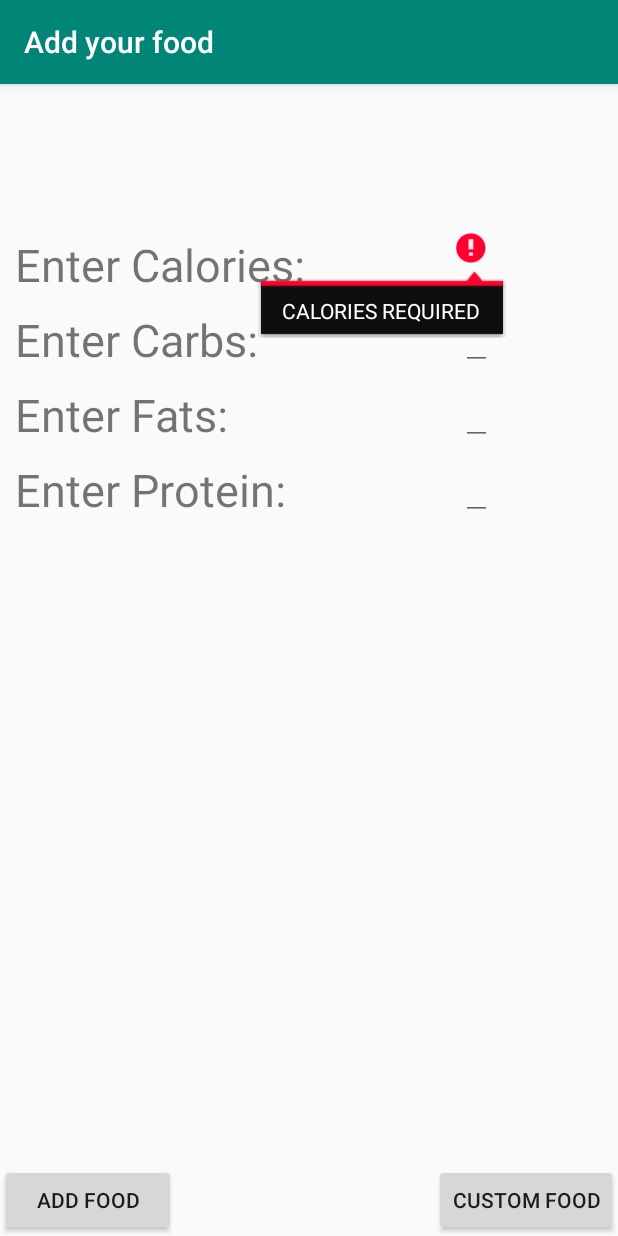
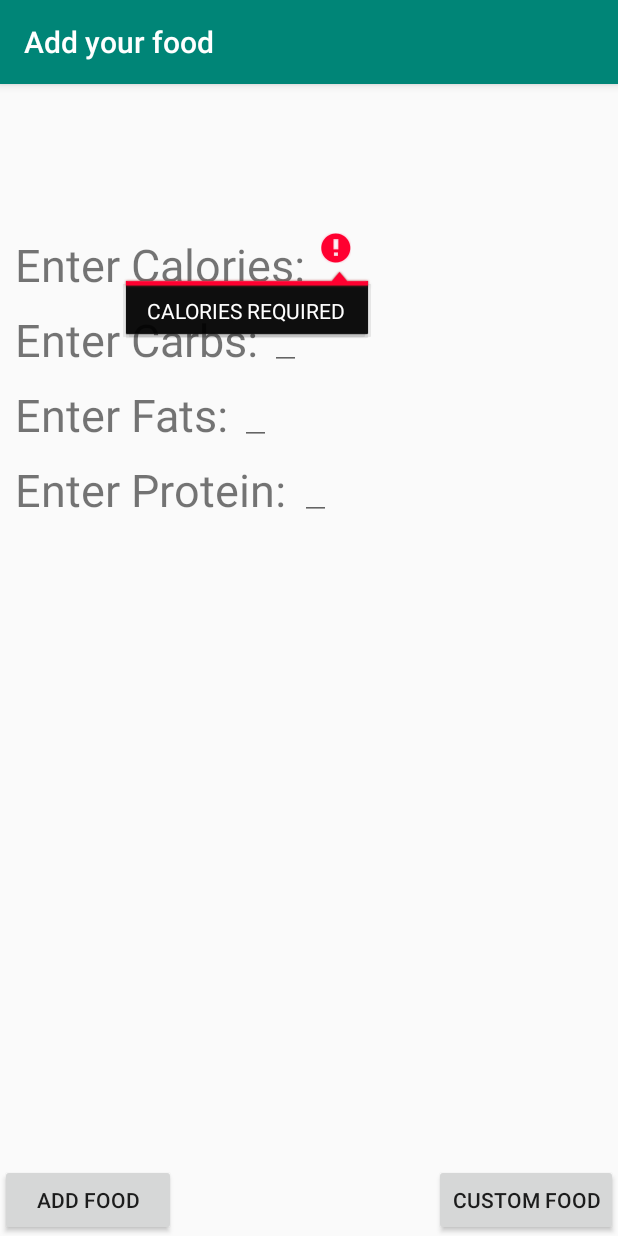
Before and after one commit to kmai1/CS125FinalProject, an Android app: the addFoodScreen screen opened directly, with no data from a screen before it, after a tap on "ADD FOOD", on a phone screen of 412 x 824 dp. Run offline under Robolectric (Android 15) with nearby library versions, the phone set to English and light mode, and no system bars.

```diff
--- a/app/src/main/res/layout/activity_food_screen.xml
+++ b/app/src/main/res/layout/activity_food_screen.xml
@@ -11,7 +11,7 @@
         android:layout_width="wrap_content"
         android:layout_height="wrap_content"
         android:layout_alignBottom="@+id/enterCalories"
-        android:layout_marginLeft="300dp"
+        android:layout_marginLeft="210dp"
         android:inputType="number"
         android:textSize="30sp" />
     <EditText
@@ -19,7 +19,7 @@
         android:inputType="numberDecimal"
         android:layout_width="wrap_content"
         android:layout_height="wrap_content"
-        android:layout_alignEnd="@+id/inputCalories"
+        android:layout_marginLeft="180dp"
         android:layout_alignBottom="@+id/enterCarb"
         android:textSize="30sp" />
     <EditText
@@ -27,7 +27,7 @@
         android:inputType="numberDecimal"
         android:layout_width="wrap_content"
         android:layout_height="wrap_content"
-        android:layout_alignEnd="@+id/inputCalories"
+        android:layout_marginLeft="160dp"
         android:layout_alignBottom="@+id/enterFats"
         android:textSize="30sp" />
     <EditText
@@ -35,7 +35,7 @@
         android:inputType="numberDecimal"
         android:layout_width="wrap_content"
         android:layout_height="wrap_content"
-        android:layout_alignEnd="@+id/inputCalories"
+        android:layout_marginLeft="200dp"
         android:layout_alignBottom="@+id/enterProtein"
         android:textSize="30sp" />
 
```
